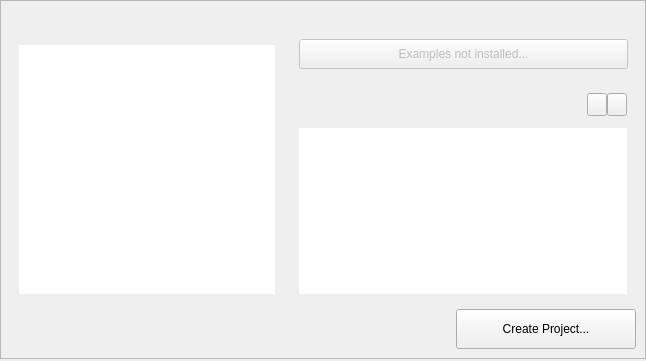
Before: the Qt Designer form src/plugins/qt4projectmanager/gettingstartedwelcomepagewidget.ui in qt-creator/qt-creator, drawn with Qt 5.
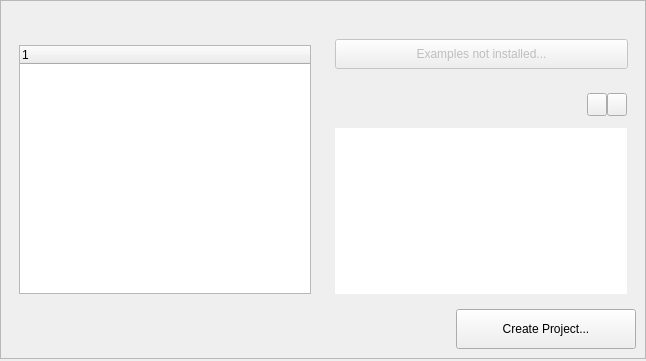
After: the same form once the commit is applied. Icons and pictures are not drawn. Custom widgets are drawn as their Qt base class.

Commit message:
Welcome Screen: Use normal boxed label widgets
instead of a tweaked QTreeWidget, making it twice as fast.

The edit to the form file:
```diff
--- a/src/plugins/qt4projectmanager/gettingstartedwelcomepagewidget.ui
+++ b/src/plugins/qt4projectmanager/gettingstartedwelcomepagewidget.ui
@@ -48,12 +48,6 @@
             <verstretch>0</verstretch>
            </sizepolicy>
           </property>
-          <property name="maximumSize">
-           <size>
-            <width>400</width>
-            <height>16777215</height>
-           </size>
-          </property>
           <property name="styleSheet">
            <string/>
           </property>
@@ -76,64 +70,6 @@
            </item>
            <item row="1" column="0">
             <widget class="Utils::WelcomeModeTreeWidget" name="tutorialTreeWidget">
-             <property name="sizePolicy">
-              <sizepolicy hsizetype="Preferred" vsizetype="Preferred">
-               <horstretch>0</horstretch>
-               <verstretch>0</verstretch>
-              </sizepolicy>
-             </property>
-             <property name="focusPolicy">
-              <enum>Qt::NoFocus</enum>
-             </property>
-             <property name="frameShape">
-              <enum>QFrame::NoFrame</enum>
-             </property>
-             <property name="selectionMode">
-              <enum>QAbstractItemView::NoSelection</enum>
-             </property>
-             <property name="verticalScrollMode">
-              <enum>QAbstractItemView::ScrollPerPixel</enum>
-             </property>
-             <property name="rootIsDecorated">
-              <bool>false</bool>
-             </property>
-             <property name="uniformRowHeights">
-              <bool>true</bool>
-             </property>
-             <property name="allColumnsShowFocus">
-              <bool>true</bool>
-             </property>
-             <property name="columnCount">
-              <number>2</number>
-             </property>
-             <attribute name="headerVisible">
-              <bool>false</bool>
-             </attribute>
-             <attribute name="headerDefaultSectionSize">
-              <number>24</number>
-             </attribute>
-             <attribute name="headerMinimumSectionSize">
-              <number>0</number>
-             </attribute>
-             <attribute name="headerDefaultSectionSize">
-              <number>24</number>
-             </attribute>
-             <attribute name="headerVisible">
-              <bool>false</bool>
-             </attribute>
-             <attribute name="headerMinimumSectionSize">
-              <number>0</number>
-             </attribute>
-             <column>
-              <property name="text">
-               <string notr="true">1</string>
-              </property>
-             </column>
-             <column>
-              <property name="text">
-               <string notr="true">2</string>
-              </property>
-             </column>
             </widget>
            </item>
           </layout>
```
Left out of the diff: 7 changed lines with no effect on the pictures. The commit also changes 4 other files.
